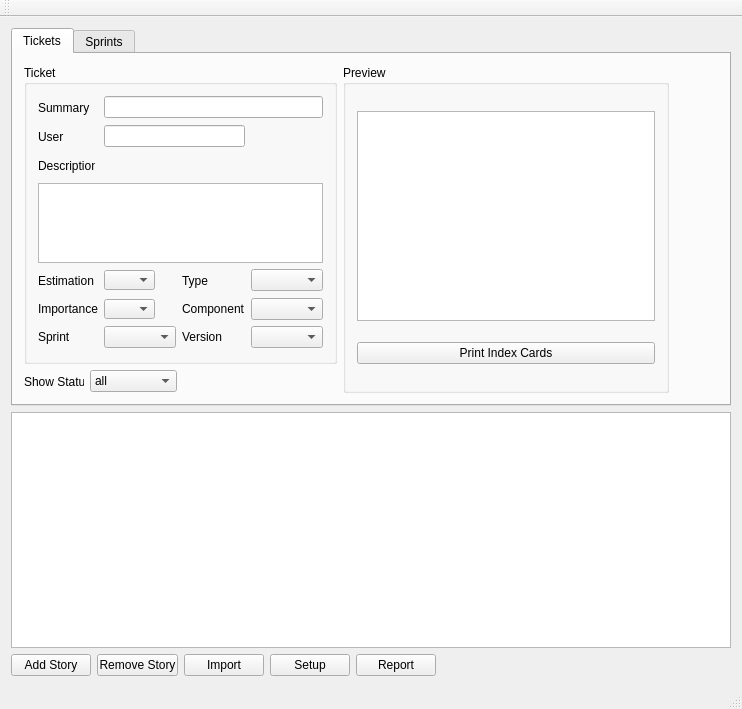
First picture: the form in mainwindow.ui, repository jmreyen/starfish, before the edit.
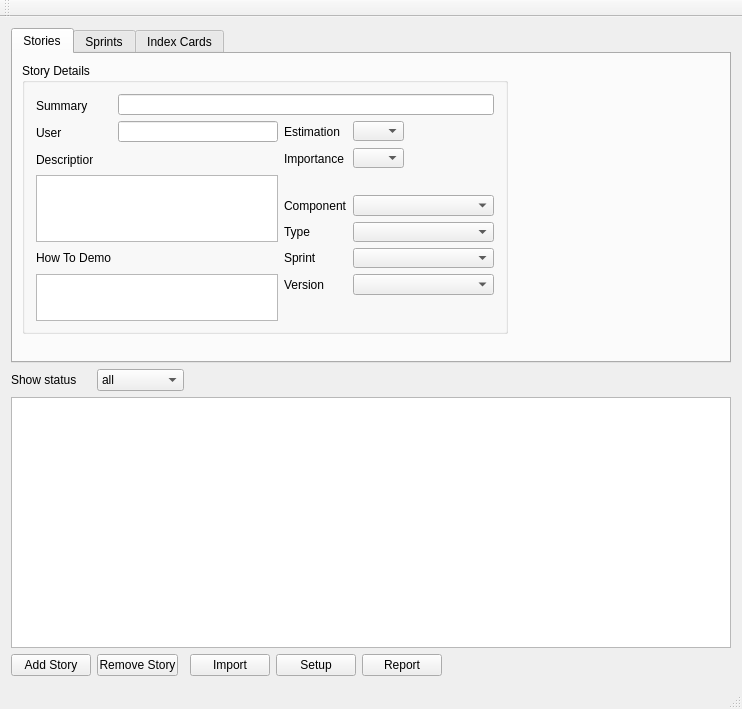
Second picture: the form after the edit. Icons and pictures are not drawn.

What changed in the file:
```diff
--- a/mainwindow.ui
+++ b/mainwindow.ui
@@ -166,137 +166,21 @@
       </property>
       <widget class="QWidget" name="tab">
        <attribute name="title">
-        <string>Tickets</string>
+        <string>Stories</string>
        </attribute>
-       <layout class="QGridLayout" name="gridLayout">
-        <item row="3" column="7">
-         <widget class="QLabel" name="label">
-          <property name="minimumSize">
-           <size>
-            <width>60</width>
-            <height>23</height>
-           </size>
-          </property>
-          <property name="maximumSize">
-           <size>
-            <width>60</width>
-            <height>23</height>
-           </size>
-          </property>
-          <property name="text">
-           <string>Show Status</string>
-          </property>
-         </widget>
-        </item>
-        <item row="3" column="8">
-         <widget class="QComboBox" name="comboBox">
-          <property name="sizePolicy">
-           <sizepolicy hsizetype="Fixed" vsizetype="Fixed">
-            <horstretch>0</horstretch>
-            <verstretch>0</verstretch>
-           </sizepolicy>
-          </property>
-          <item>
-           <property name="text">
-            <string>all</string>
-           </property>
-          </item>
-          <item>
-           <property name="text">
-            <string>new</string>
-           </property>
-          </item>
-          <item>
-           <property name="text">
-            <string>selected</string>
-           </property>
-          </item>
-          <item>
-           <property name="text">
-            <string>postponed</string>
-           </property>
-          </item>
-          <item>
-           <property name="text">
-            <string>waiting</string>
-           </property>
-          </item>
-          <item>
-           <property name="text">
-            <string>backlog</string>
-           </property>
-          </item>
-          <item>
-           <property name="text">
-            <string>unknown</string>
-           </property>
-          </item>
-          <item>
-           <property name="text">
-            <string>done</string>
-           </property>
-          </item>
-         </widget>
-        </item>
-        <item row="1" column="10" rowspan="3">
-         <widget class="QGroupBox" name="groupBox_3">
-          <property name="title">
-           <string>Preview</string>
-          </property>
-          <layout class="QGridLayout" name="gridLayout_5">
-           <item row="0" column="0">
-            <widget class="QGraphicsView" name="cardView">
-             <property name="enabled">
-              <bool>true</bool>
-             </property>
-             <property name="sizePolicy">
-              <sizepolicy hsizetype="Fixed" vsizetype="Fixed">
-               <horstretch>0</horstretch>
-               <verstretch>0</verstretch>
-              </sizepolicy>
-             </property>
-             <property name="minimumSize">
-              <size>
-               <width>298</width>
-               <height>210</height>
-              </size>
-             </property>
-             <property name="maximumSize">
-              <size>
-               <width>298</width>
-               <height>210</height>
-              </size>
-             </property>
-             <property name="styleSheet">
-              <string notr="true"/>
-             </property>
-             <property name="frameShape">
-              <enum>QFrame::StyledPanel</enum>
-             </property>
-             <property name="verticalScrollBarPolicy">
-              <enum>Qt::ScrollBarAlwaysOff</enum>
-             </property>
-             <property name="horizontalScrollBarPolicy">
-              <enum>Qt::ScrollBarAlwaysOff</enum>
-             </property>
-            </widget>
-           </item>
-           <item row="1" column="0">
-            <widget class="QPushButton" name="printButton">
-             <property name="text">
-              <string>Print Index Cards</string>
-             </property>
-            </widget>
-           </item>
-          </layout>
-         </widget>
-        </item>
-        <item row="1" column="7" rowspan="2" colspan="3">
          <widget class="QGroupBox" name="groupBox_2">
+        <property name="geometry">
+         <rect>
+          <x>9</x>
+          <y>9</y>
+          <width>486</width>
+          <height>271</height>
+         </rect>
+        </property>
           <property name="title">
-           <string>Ticket</string>
-          </property>
-          <layout class="QGridLayout" name="gridLayout_4">
+         <string>Story Details</string>
+        </property>
+        <layout class="QGridLayout" name="gridLayout">
            <item row="0" column="0">
             <widget class="QLabel" name="label_5">
              <property name="minimumSize">
@@ -338,46 +222,17 @@
              </property>
             </widget>
            </item>
-           <item row="1" column="1" colspan="2">
+         <item row="1" column="1">
             <widget class="QLineEdit" name="reporterEdit"/>
            </item>
-           <item row="2" column="0">
-            <widget class="QLabel" name="label_7">
-             <property name="minimumSize">
-              <size>
-               <width>57</width>
-               <height>23</height>
-              </size>
-             </property>
-             <property name="maximumSize">
-              <size>
-               <width>57</width>
-               <height>23</height>
-              </size>
-             </property>
-             <property name="text">
-              <string>Description</string>
-             </property>
-            </widget>
-           </item>
-           <item row="3" column="0" colspan="4">
-            <widget class="QTextEdit" name="descriptionEdit">
-             <property name="maximumSize">
-              <size>
-               <width>16777215</width>
-               <height>80</height>
-              </size>
-             </property>
-            </widget>
-           </item>
-           <item row="4" column="0">
+         <item row="1" column="2">
             <widget class="QLabel" name="label_14">
              <property name="text">
               <string>Estimation</string>
              </property>
             </widget>
            </item>
-           <item row="4" column="1">
+         <item row="1" column="3">
             <widget class="QComboBox" name="estComboBox">
              <property name="maximumSize">
               <size>
@@ -387,36 +242,14 @@
              </property>
             </widget>
            </item>
-           <item row="4" column="2">
-            <widget class="QLabel" name="label_6">
-             <property name="minimumSize">
-              <size>
-               <width>57</width>
-               <height>23</height>
-              </size>
-             </property>
-             <property name="maximumSize">
-              <size>
-               <width>57</width>
-               <height>23</height>
-              </size>
-             </property>
-             <property name="text">
-              <string>Type</string>
-             </property>
-            </widget>
-           </item>
-           <item row="4" column="3">
-            <widget class="QComboBox" name="typComboBox"/>
-           </item>
-           <item row="5" column="0">
+         <item row="3" column="2">
             <widget class="QLabel" name="label_10">
              <property name="text">
               <string>Importance</string>
              </property>
             </widget>
            </item>
-           <item row="5" column="1">
+         <item row="3" column="3">
             <widget class="QComboBox" name="impComboBox">
              <property name="maximumSize">
               <size>
@@ -426,53 +259,134 @@
              </property>
             </widget>
            </item>
-           <item row="5" column="2">
-            <widget class="QLabel" name="label_12">
+         <item row="6" column="2">
+          <widget class="QLabel" name="label_6">
+           <property name="minimumSize">
+            <size>
+             <width>0</width>
+             <height>0</height>
+            </size>
+           </property>
              <property name="text">
-              <string>Component</string>
+            <string>Type</string>
              </property>
             </widget>
            </item>
-           <item row="5" column="3">
-            <widget class="QComboBox" name="comComboBox"/>
-           </item>
-           <item row="6" column="0">
+         <item row="6" column="3">
+          <widget class="QComboBox" name="typComboBox">
+           <property name="minimumSize">
+            <size>
+             <width>141</width>
+             <height>20</height>
+            </size>
+           </property>
+          </widget>
+         </item>
+         <item row="7" column="2">
             <widget class="QLabel" name="label_11">
              <property name="text">
               <string>Sprint</string>
              </property>
             </widget>
            </item>
-           <item row="6" column="1">
-            <widget class="QComboBox" name="sprComboBox"/>
-           </item>
-           <item row="6" column="2">
+         <item row="7" column="3">
+          <widget class="QComboBox" name="sprComboBox">
+           <property name="minimumSize">
+            <size>
+             <width>141</width>
+             <height>20</height>
+            </size>
+           </property>
+          </widget>
+         </item>
+         <item row="12" column="3">
+          <spacer name="verticalSpacer">
+           <property name="orientation">
+            <enum>Qt::Vertical</enum>
+           </property>
+           <property name="sizeHint" stdset="0">
+            <size>
+             <width>138</width>
+             <height>24</height>
+            </size>
+           </property>
+          </spacer>
+         </item>
+         <item row="8" column="3">
+          <widget class="QComboBox" name="verComboBox">
+           <property name="minimumSize">
+            <size>
+             <width>141</width>
+             <height>20</height>
+            </size>
+           </property>
+          </widget>
+         </item>
+         <item row="8" column="2">
             <widget class="QLabel" name="label_13">
              <property name="text">
               <string>Version</string>
              </property>
             </widget>
            </item>
-           <item row="6" column="3">
-            <widget class="QComboBox" name="verComboBox"/>
-           </item>
-          </layout>
-         </widget>
-        </item>
-        <item row="1" column="11">
-         <spacer name="horizontalSpacer">
-          <property name="orientation">
-           <enum>Qt::Horizontal</enum>
-          </property>
-          <property name="sizeHint" stdset="0">
+         <item row="3" column="0">
+          <widget class="QLabel" name="label_7">
+           <property name="minimumSize">
+            <size>
+             <width>57</width>
+             <height>23</height>
+            </size>
+           </property>
+           <property name="maximumSize">
+            <size>
+             <width>57</width>
+             <height>23</height>
+            </size>
+           </property>
+           <property name="text">
+            <string>Description</string>
+           </property>
+          </widget>
+         </item>
+         <item row="5" column="2">
+          <widget class="QLabel" name="label_12">
+           <property name="text">
+            <string>Component</string>
+           </property>
+          </widget>
+         </item>
+         <item row="5" column="3">
+          <widget class="QComboBox" name="comComboBox">
+           <property name="minimumSize">
            <size>
-            <width>40</width>
+             <width>141</width>
             <height>20</height>
            </size>
           </property>
-         </spacer>
-        </item>
-       </layout>
+          </widget>
+         </item>
+         <item row="4" column="0" rowspan="3" colspan="2">
+          <widget class="QTextEdit" name="descriptionEdit">
+           <property name="maximumSize">
+            <size>
+             <width>16777215</width>
+             <height>80</height>
+            </size>
+           </property>
+          </widget>
+         </item>
+         <item row="7" column="0">
+          <widget class="QLabel" name="label_24">
+           <property name="text">
+            <string>How To Demo</string>
+           </property>
+          </widget>
+         </item>
+         <item row="8" column="0" rowspan="2" colspan="2">
+          <widget class="QTextEdit" name="textEdit"/>
+         </item>
+        </layout>
+       </widget>
       </widget>
       <widget class="QWidget" name="tab_2">
        <attribute name="title">
@@ -792,6 +706,136 @@
         </attribute>
        </widget>
       </widget>
+      <widget class="QWidget" name="tab_3">
+       <attribute name="title">
+        <string>Index Cards</string>
+       </attribute>
+       <layout class="QGridLayout" name="gridLayout_6">
+        <item row="0" column="0">
+         <widget class="QGroupBox" name="groupBox_3">
+          <property name="title">
+           <string>Preview</string>
+          </property>
+          <layout class="QGridLayout" name="gridLayout_5">
+           <item row="0" column="0">
+            <widget class="QGraphicsView" name="cardView">
+             <property name="enabled">
+              <bool>true</bool>
+             </property>
+             <property name="sizePolicy">
+              <sizepolicy hsizetype="Fixed" vsizetype="Fixed">
+               <horstretch>0</horstretch>
+               <verstretch>0</verstretch>
+              </sizepolicy>
+             </property>
+             <property name="minimumSize">
+              <size>
+               <width>298</width>
+               <height>210</height>
+              </size>
+             </property>
+             <property name="maximumSize">
+              <size>
+               <width>298</width>
+               <height>210</height>
+              </size>
+             </property>
+             <property name="styleSheet">
+              <string notr="true"/>
+             </property>
+             <property name="frameShape">
+              <enum>QFrame::StyledPanel</enum>
+             </property>
+             <property name="verticalScrollBarPolicy">
+              <enum>Qt::ScrollBarAlwaysOff</enum>
+             </property>
+             <property name="horizontalScrollBarPolicy">
+              <enum>Qt::ScrollBarAlwaysOff</enum>
+             </property>
+            </widget>
+           </item>
+           <item row="1" column="0">
+            <widget class="QPushButton" name="printButton">
+             <property name="text">
+              <string>Print Index Cards</string>
+             </property>
+            </widget>
+           </item>
+          </layout>
+         </widget>
+        </item>
+        <item row="0" column="1">
+         <spacer name="horizontalSpacer_2">
+          <property name="orientation">
+           <enum>Qt::Horizontal</enum>
+          </property>
+          <property name="sizeHint" stdset="0">
+           <size>
+            <width>373</width>
+            <height>20</height>
+           </size>
+          </property>
+         </spacer>
+        </item>
+       </layout>
+      </widget>
+     </widget>
+    </item>
+    <item row="1" column="0">
+     <widget class="QLabel" name="label">
+      <property name="text">
+       <string>Show status</string>
+      </property>
+     </widget>
+    </item>
+    <item row="1" column="1">
+     <widget class="QComboBox" name="comboBox">
+      <property name="sizePolicy">
+       <sizepolicy hsizetype="Fixed" vsizetype="Fixed">
+        <horstretch>0</horstretch>
+        <verstretch>0</verstretch>
+       </sizepolicy>
+      </property>
+      <item>
+       <property name="text">
+        <string>all</string>
+       </property>
+      </item>
+      <item>
+       <property name="text">
+        <string>new</string>
+       </property>
+      </item>
+      <item>
+       <property name="text">
+        <string>selected</string>
+       </property>
+      </item>
+      <item>
+       <property name="text">
+        <string>postponed</string>
+       </property>
+      </item>
+      <item>
+       <property name="text">
+        <string>waiting</string>
+       </property>
+      </item>
+      <item>
+       <property name="text">
+        <string>backlog</string>
+       </property>
+      </item>
+      <item>
+       <property name="text">
+        <string>unknown</string>
+       </property>
+      </item>
+      <item>
+       <property name="text">
+        <string>done</string>
+       </property>
+      </item>
      </widget>
     </item>
    </layout>
```
Left out of the diff: 84 changed lines with no effect on the pictures. Lines whose indentation alone changed are shown as unchanged.
